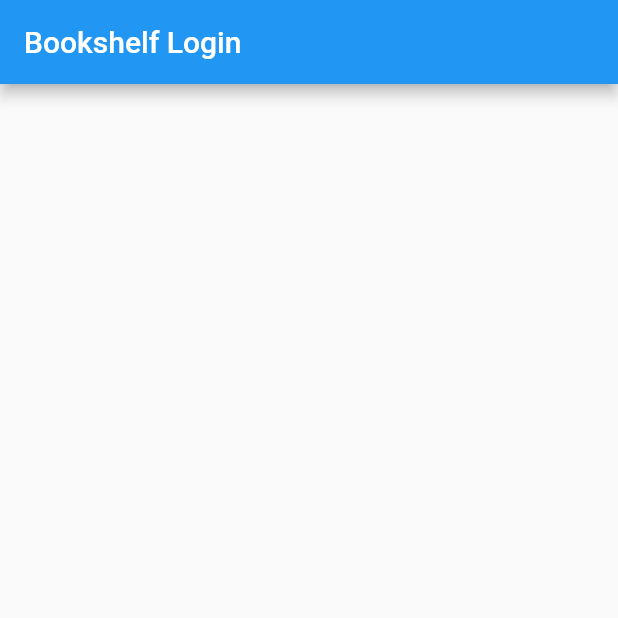
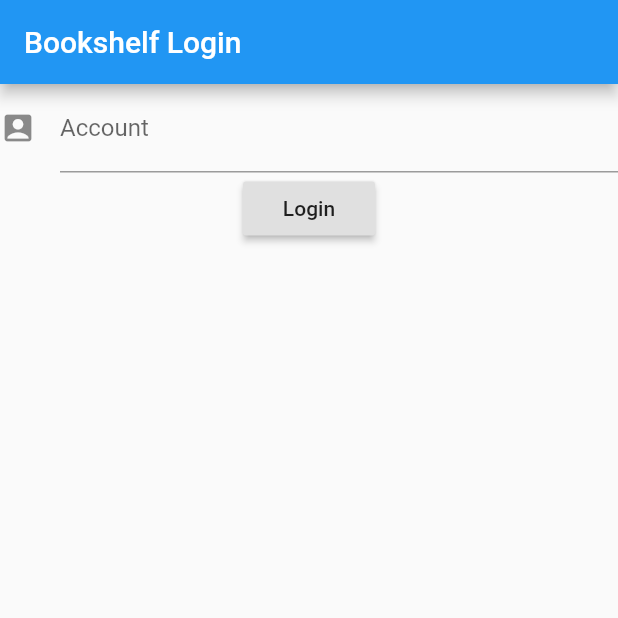
Before and after one commit to wghglory/bookshelf, a Flutter app: the screen it shows after launch, on a phone screen of 412 x 824 dp, the top half of it. Run offline on Flutter 3.47's test engine with Material 2 defaults, Android fonts, the phone set to English and light mode, and no system bars; our stand-ins replace dio.

Commit message:
Add login and home page

```diff
--- a/src/bookshelf/lib/login/login.dart
+++ b/src/bookshelf/lib/login/login.dart
@@ -1,5 +1,6 @@
+import 'package:dio/dio.dart';
 import 'package:flutter/material.dart';
-
+import 'package:bookshelf/tools.dart';
 
 class LoginPage extends StatefulWidget {
   @override
@@ -7,15 +8,112 @@ class LoginPage extends StatefulWidget {
 }
 
 class _LoginPageState extends State<LoginPage> {
+  var _scaffoldKey = new GlobalKey<ScaffoldState>();
+  final TextEditingController _tokenFilter = new TextEditingController();
+  final _args = new PageArguments();
+  String _logintoken = '';
+  int _returncode = 0;
+  /*
+  final successBar = SnackBar(
+    content: Text('Login Success!'),
+    duration: Duration(seconds: 1),
+  );*/
+  final failBar = SnackBar(
+    content: Text('Login Failed!'),
+    action: SnackBarAction(
+      label: 'Undo',
+      onPressed: () {
+        // Some code to undo the change.
+      },
+    ),
+  );
+
+  void _tokenListen() {
+    if (this._tokenFilter.text.isEmpty) {
+      this._logintoken = "";
+    } else {
+      this._logintoken = this._tokenFilter.text;
+    }
+  }
+
+  _LoginPageState() {
+    this._tokenFilter.addListener(_tokenListen);
+  }
+
+  Widget _buildTextfield() {
+    return new Container(
+        child: new TextField(
+      controller: this._tokenFilter,
+      decoration: const InputDecoration(
+        icon: Icon(Icons.account_box),
+        hintText: 'username@jiaotong:password',
+        labelText: 'Account ',
+      ),
+    ));
+  }
+
+  Future<void> _loginPressed() async {
+    debugPrint(this._logintoken);
+    //use dio package to pull and get http request
+    var option = this._args.options;
+    //add vcloud authorization header
+    option.headers['x-vcloud-authorization'] = this._logintoken;
+    var dio = new Dio(option);
+    try {
+      Response response = await dio.get('/admin/current-user');
+      this._returncode = response.statusCode;
+      //return code 200 is success
+      if (this._returncode == 200) {
+        debugPrint('Response code is $_returncode');
+        debugPrint("Login Success");
+      } else {
+        debugPrint("Login Failed");
+      }
+    } catch (e) {
+      debugPrint("Exception: $e happens and Login Failed");
+      return;
+    }
+  }
+
+  Widget _buildButton(BuildContext context) {
+    return new Container(
+      child: new RaisedButton(
+          child: new Text("Login"),
+          onPressed: () async {
+            await _loginPressed();
+            setState(() {
+              if (this._returncode == 200) {
+                setState(() {
+                  _returncode = 0;
+                });
+                //route to home page
+                Navigator.pushNamed(
+                  context,
+                  '/home',
+                  arguments: HomePageArguments(this._logintoken),
+                );
+              } else {
+                //show failure snackbar
+                this._scaffoldKey.currentState.showSnackBar(failBar);
+              }
+            });
+          }),
+    );
+  }
 
   @override
   Widget build(BuildContext context) {
     return Scaffold(
+      key: this._scaffoldKey,
       appBar: AppBar(
         title: Text('Bookshelf Login'),
       ),
-      body: new Container(),
+      body: new Column(
+        children: <Widget>[
+          _buildTextfield(),
+          _buildButton(context),
+        ],
+      ),
     );
   }
-
 }
--- a/src/bookshelf/lib/main.dart
+++ b/src/bookshelf/lib/main.dart
@@ -1,5 +1,6 @@
 import 'package:flutter/material.dart';
 import 'package:bookshelf/login/login.dart';
+import 'package:bookshelf/home/home.dart';
 
 void main() => runApp(MyApp());
 
@@ -16,7 +17,7 @@ class MyApp extends StatelessWidget {
         // When navigating to the "/" route, build the LoginPage widget.
         '/': (context) => LoginPage(),
         // When navigating to the "/home" route, build the HomePage widget.
-        //'/home': (context) => HomePage(),
+        '/home': (context) => HomePage(),
         //'/bucket':(context) => BucketPage(),
       },
 
--- /dev/null
+++ b/src/bookshelf/lib/tools.dart
@@ -0,0 +1,36 @@
+import 'package:dio/dio.dart';
+
+class PageArguments {
+  var options = BaseOptions(
+      baseUrl: "http://yhzzzz.natapp1.cc/api/v1",
+      connectTimeout: 5000,
+      receiveTimeout: 100000,
+      headers: {
+        'Host': 'yhzzzz.natapp1.cc',
+      }
+      // 5s
+    );
+}
+
+class HomePageArguments extends PageArguments {
+  final String _usertoken;
+  HomePageArguments(this._usertoken);
+  String get userToken {
+    return this._usertoken;
+  }
+}
+
+class BucketPageArguments extends PageArguments {
+  final String _usertoken;
+  final String _bucketname;
+
+  BucketPageArguments(this._usertoken, this._bucketname);
+
+  String get userToken {
+    return this._usertoken;
+  }
+
+  String get bucketName {
+    return this._bucketname;
+  }
+}
```
Also changed, not shown: src/bookshelf/lib/home/home.dart (added, +27 -0 lines).
